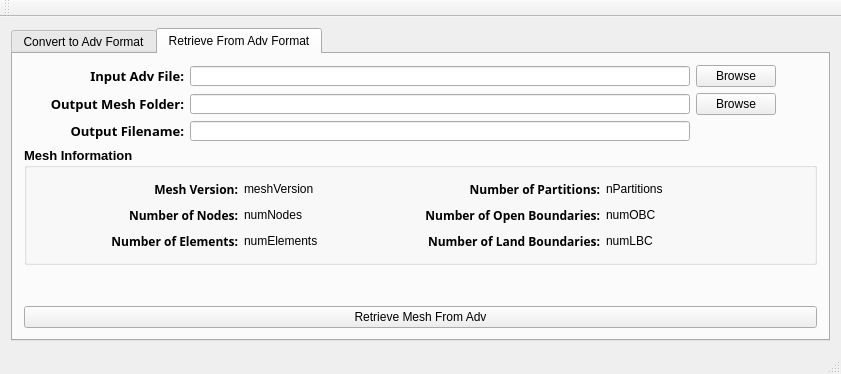
Qt form AdVersion_gui/mainwindow.ui (zcobell/AdVersion) before a commit.
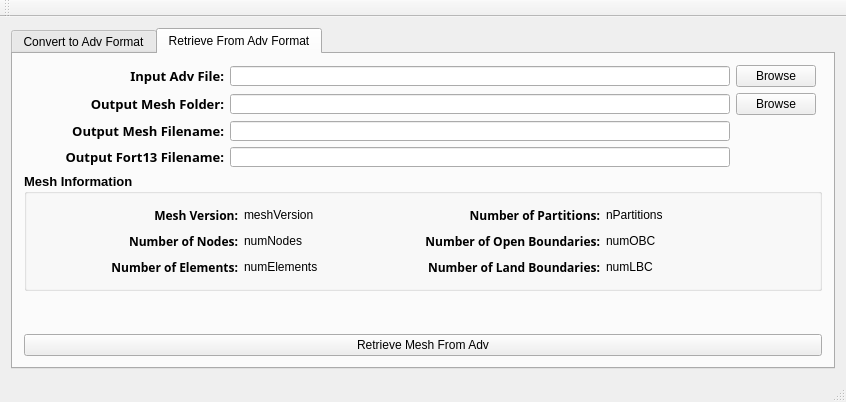
The same form after that commit. The open tabs and pages were chosen to show the change. Icons and pictures are not drawn.

The edit to the form file:
```diff
--- a/AdVersion_gui/mainwindow.ui
+++ b/AdVersion_gui/mainwindow.ui
@@ -6,8 +6,8 @@
    <rect>
     <x>0</x>
     <y>0</y>
-    <width>810</width>
-    <height>374</height>
+    <width>846</width>
+    <height>402</height>
    </rect>
   </property>
   <property name="windowTitle">
@@ -504,7 +504,7 @@
            <widget class="QLabel" name="label_inputFolder">
             <property name="minimumSize">
              <size>
-              <width>160</width>
+              <width>200</width>
               <height>0</height>
              </size>
             </property>
@@ -586,7 +586,7 @@
            <widget class="QLabel" name="label_outputMeshFolder">
             <property name="minimumSize">
              <size>
-              <width>160</width>
+              <width>200</width>
               <height>0</height>
              </size>
             </property>
@@ -668,7 +668,7 @@
            <widget class="QLabel" name="label_outputMeshFile">
             <property name="minimumSize">
              <size>
-              <width>160</width>
+              <width>200</width>
               <height>0</height>
              </size>
             </property>
@@ -687,7 +687,7 @@
              </font>
             </property>
             <property name="text">
-             <string>Output Filename:</string>
+             <string>Output Mesh Filename:</string>
             </property>
             <property name="alignment">
              <set>Qt::AlignRight|Qt::AlignTrailing|Qt::AlignVCenter</set>
@@ -737,6 +737,81 @@
           </item>
          </layout>
         </item>
+        <item>
+         <layout class="QHBoxLayout" name="horizontalLayout_13">
+          <item>
+           <widget class="QLabel" name="label_outputFort13File">
+            <property name="minimumSize">
+             <size>
+              <width>200</width>
+              <height>0</height>
+             </size>
+            </property>
+            <property name="maximumSize">
+             <size>
+              <width>160</width>
+              <height>16777215</height>
+             </size>
+            </property>
+            <property name="font">
+             <font>
+              <family>Sans</family>
+              <pointsize>10</pointsize>
+              <weight>75</weight>
+              <bold>true</bold>
+             </font>
+            </property>
+            <property name="text">
+             <string>Output Fort13 Filename:</string>
+            </property>
+            <property name="alignment">
+             <set>Qt::AlignRight|Qt::AlignTrailing|Qt::AlignVCenter</set>
+            </property>
+           </widget>
+          </item>
+          <item>
+           <widget class="QLineEdit" name="text_outputFort13File">
+            <property name="minimumSize">
+             <size>
+              <width>500</width>
+              <height>20</height>
+             </size>
+            </property>
+            <property name="maximumSize">
+             <size>
+              <width>500</width>
+              <height>20</height>
+             </size>
+            </property>
+            <property name="alignment">
+             <set>Qt::AlignRight|Qt::AlignTrailing|Qt::AlignVCenter</set>
+            </property>
+            <property name="readOnly">
+             <bool>false</bool>
+            </property>
+            <property name="placeholderText">
+             <string/>
+            </property>
+            <property name="clearButtonEnabled">
+             <bool>false</bool>
+            </property>
+           </widget>
+          </item>
+          <item>
+           <spacer name="horizontalSpacer_11">
+            <property name="orientation">
+             <enum>Qt::Horizontal</enum>
+            </property>
+            <property name="sizeHint" stdset="0">
+             <size>
+              <width>248</width>
+              <height>20</height>
+             </size>
+            </property>
+           </spacer>
+          </item>
+         </layout>
+        </item>
         <item>
          <widget class="QGroupBox" name="groupBox_meshInfo">
           <property name="font">
```
Left out of the diff: 4 changed lines with no effect on the pictures.
